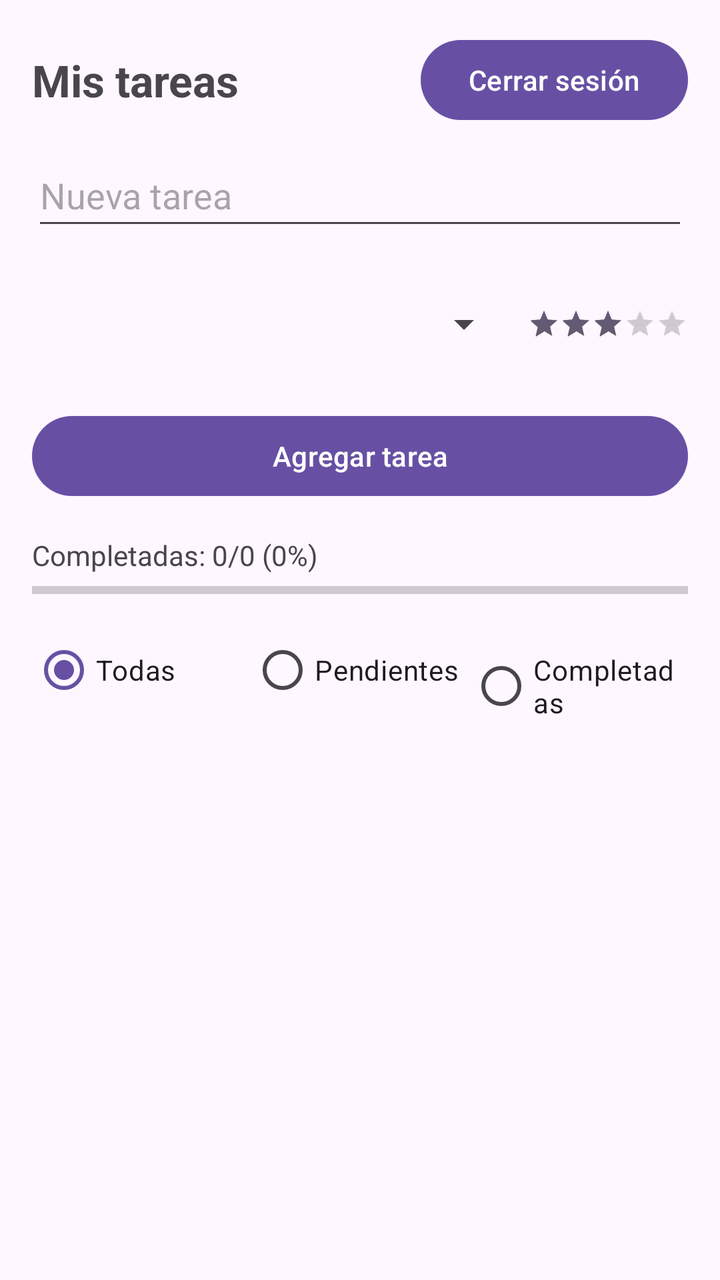
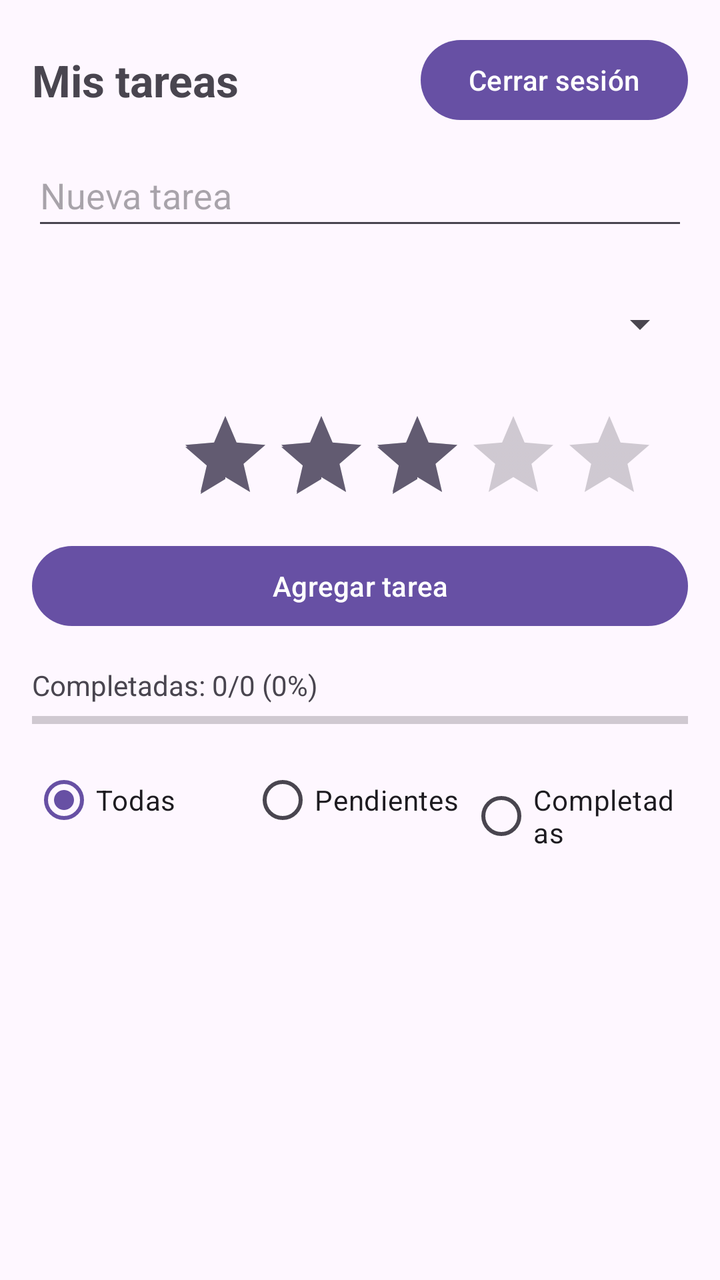

Compare the two renders of this Android layout. The source of the first and the diff that turns it into the second are given below.
<!-- AndroidManifest.xml: application theme Theme.TaskMaster -->
<!-- res/layout/activity_tasks.xml -->
<?xml version="1.0" encoding="utf-8"?>
<androidx.constraintlayout.widget.ConstraintLayout xmlns:android="http://schemas.android.com/apk/res/android"
    xmlns:app="http://schemas.android.com/apk/res-auto"
    xmlns:tools="http://schemas.android.com/tools"
    android:id="@+id/main"
    android:layout_width="match_parent"
    android:layout_height="match_parent"
    tools:context=".TasksActivity">

    <LinearLayout
        android:layout_width="0dp"
        android:layout_height="0dp"
        android:orientation="vertical"
        android:padding="16dp"
        app:layout_constraintBottom_toBottomOf="parent"
        app:layout_constraintEnd_toEndOf="parent"
        app:layout_constraintStart_toStartOf="parent"
        app:layout_constraintTop_toTopOf="parent">

        <LinearLayout
            android:layout_width="match_parent"
            android:layout_height="wrap_content"
            android:gravity="center_vertical"
            android:orientation="horizontal">

            <TextView
                android:id="@+id/tvTitulo"
                android:layout_width="0dp"
                android:layout_height="wrap_content"
                android:layout_weight="1"
                android:text="@string/at_titulo"
                android:textSize="22sp"
                android:textStyle="bold" />

            <Button
                android:id="@+id/btnCerrarSesion"
                android:layout_width="wrap_content"
                android:layout_height="wrap_content"
                android:text="@string/at_btncerrarsesion" />

        </LinearLayout>

        
        <EditText
            android:id="@+id/etTarea"
            android:layout_width="match_parent"
            android:layout_height="wrap_content"
            android:layout_marginTop="8dp"
            android:hint="@string/at_ettarea"
            android:inputType="text"
            android:minHeight="48dp" />

        <LinearLayout
            android:layout_width="match_parent"
            android:layout_height="wrap_content"
            android:layout_marginTop="8dp"
            android:gravity="center_vertical"
            android:orientation="horizontal">

            <Spinner
                android:id="@+id/spCategoria"
                android:layout_width="0dp"
                android:layout_height="wrap_content"
                android:layout_weight="1"
                android:minHeight="68dp" />

            <RatingBar
                android:id="@+id/rbPrioridad"
                style="?android:attr/ratingBarStyleSmall"
                android:layout_width="wrap_content"
                android:layout_height="wrap_content"
                android:layout_marginStart="8dp"
                android:numStars="5"
                android:rating="3"
                android:stepSize="1" />
        </LinearLayout>

        <Button
            android:id="@+id/btnAgregar"
            android:layout_width="match_parent"
            android:layout_height="wrap_content"
            android:layout_marginTop="8dp"
            android:text="@string/at_btnagregar" />

        
        <TextView
            android:id="@+id/tvProgreso"
            android:layout_width="wrap_content"
            android:layout_height="wrap_content"
            android:layout_marginTop="16dp"
            android:text="@string/at_progreso" />

        <ProgressBar
            android:id="@+id/pbProgreso"
            style="?android:attr/progressBarStyleHorizontal"
            android:layout_width="match_parent"
            android:layout_height="wrap_content"
            android:max="100" />


        
        <RadioGroup
            android:id="@+id/rgFiltro"
            android:layout_width="match_parent"
            android:layout_height="wrap_content"
            android:layout_marginTop="8dp"
            android:orientation="horizontal">

            <RadioButton
                android:id="@+id/rbTodas"
                android:layout_width="0dp"
                android:layout_height="wrap_content"
                android:layout_weight="1"
                android:checked="true"
                android:text="@string/at_filtro_todas" />

            <RadioButton
                android:id="@+id/rbPendientes"
                android:layout_width="0dp"
                android:layout_height="wrap_content"
                android:layout_weight="1"
                android:text="@string/at_filtro_pendientes" />

            <RadioButton
                android:id="@+id/rbCompletadas"
                android:layout_width="0dp"
                android:layout_height="wrap_content"
                android:layout_weight="1"
                android:text="@string/at_filtro_completadas" />

        </RadioGroup>

        
        <androidx.recyclerview.widget.RecyclerView
            android:id="@+id/rvTareas"
            android:layout_width="match_parent"
            android:layout_height="0dp"
            android:layout_marginTop="8dp"
            android:layout_weight="1" />
    </LinearLayout>

</androidx.constraintlayout.widget.ConstraintLayout>
<!-- resources referenced by this layout -->
<resources>
  <string name="at_btnagregar">Agregar tarea</string>
  <string name="at_btncerrarsesion">Cerrar sesión</string>
  <string name="at_ettarea">Nueva tarea</string>
  <string name="at_filtro_completadas">Completadas</string>
  <string name="at_filtro_pendientes">Pendientes</string>
  <string name="at_filtro_todas">Todas</string>
  <string name="at_progreso">Completadas: 0/0 (0%)</string>
  <string name="at_titulo">Mis tareas</string>
  <style name="Theme.TaskMaster" parent="Base.Theme.TaskMaster" />
  <style name="Base.Theme.TaskMaster" parent="Theme.Material3.DayNight.NoActionBar">
          
          
      </style>
</resources>

<!-- the commit's change to res/layout/activity_tasks.xml (unified diff, before → after) -->
@@ -50,6 +50,15 @@
             android:inputType="text"
             android:minHeight="48dp" />
 
+        <Spinner
+            android:id="@+id/spCategoria"
+            android:layout_width="match_parent"
+            android:layout_height="wrap_content"
+            android:layout_marginTop="8dp"
+            android:hint="@string/at_ettarea"
+            android:inputType="text"
+            android:minHeight="68dp" />
+
         <LinearLayout
             android:layout_width="match_parent"
             android:layout_height="wrap_content"
@@ -57,16 +66,14 @@
             android:gravity="center_vertical"
             android:orientation="horizontal">
 
-            <Spinner
-                android:id="@+id/spCategoria"
-                android:layout_width="0dp"
-                android:layout_height="wrap_content"
-                android:layout_weight="1"
-                android:minHeight="68dp" />
+            <TextView
+                android:layout_width="wrap_content"
+                android:layout_hight="wrap_content"
+                android:layout_marginEnd="8dp"
+                android:text="@string/at_prioridad"/>
 
             <RatingBar
                 android:id="@+id/rbPrioridad"
-                style="?android:attr/ratingBarStyleSmall"
                 android:layout_width="wrap_content"
                 android:layout_height="wrap_content"
                 android:layout_marginStart="8dp"
<!-- resource entries referenced after the edit -->
@@ -6,6 +6,7 @@
   <string name="at_filtro_completadas">Completadas</string>
   <string name="at_filtro_pendientes">Pendientes</string>
   <string name="at_filtro_todas">Todas</string>
+  <string name="at_prioridad">Prioridad</string>
   <string name="at_progreso">Completadas: 0/0 (0%)</string>
   <string name="at_titulo">Mis tareas</string>
   <style name="Theme.TaskMaster" parent="Base.Theme.TaskMaster" />
